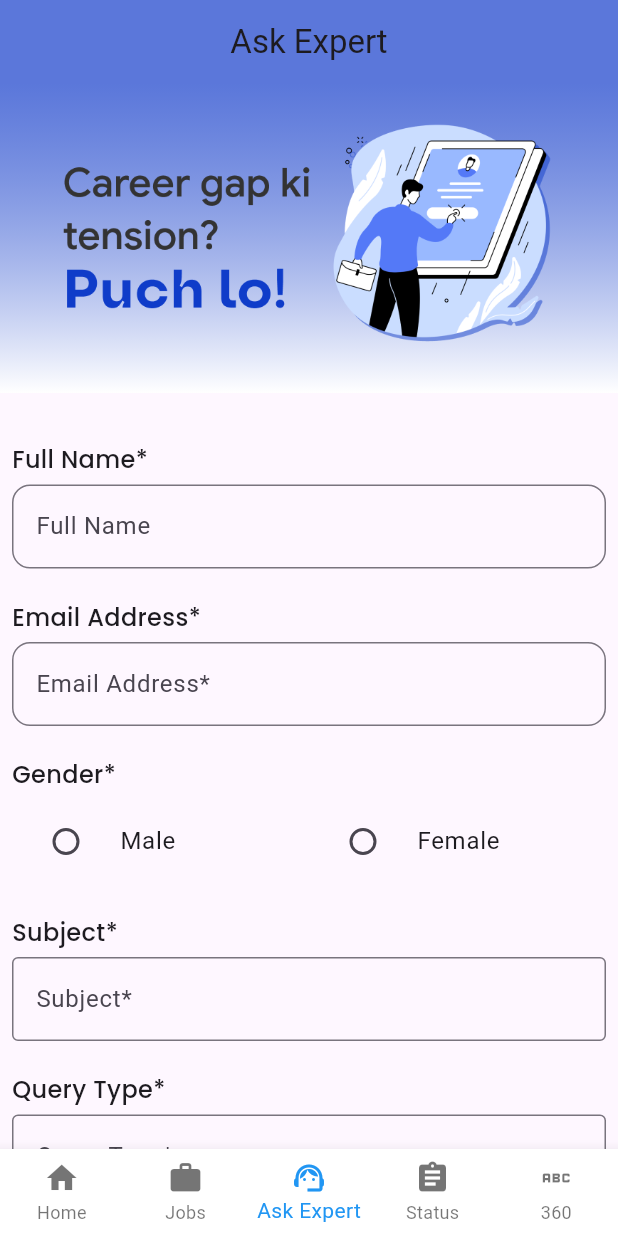
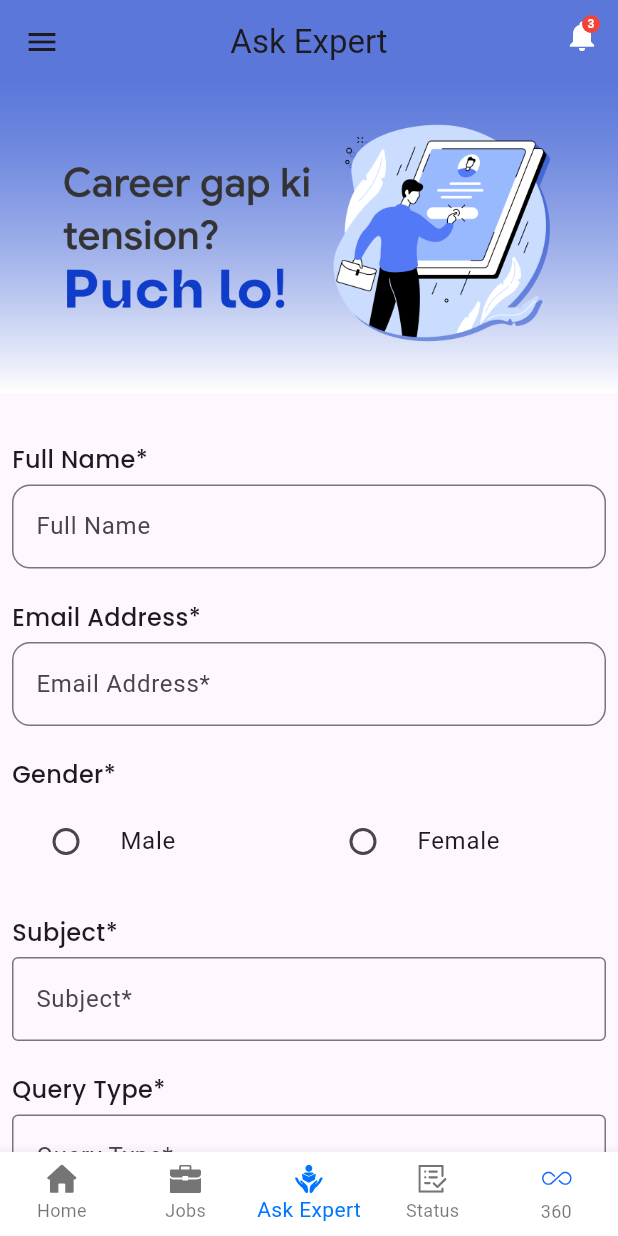
Before and after one commit to Shannu3766/Hiremi, a Flutter app: the screen it shows after launch, item 3 of the bottom bar chosen, on a phone screen of 412 x 824 dp. Run offline on Flutter 3.47's test engine with Material 3 defaults, Android fonts, the phone set to English and light mode, and no system bars; drawn by our look-alikes of carousel_slider; our stand-ins replace flutter_svg, google_fonts; missing offline and left inert: gif.

Commit message:
Updated ui

```diff
--- a/lib/Screens/BottomNavigation.dart
+++ b/lib/Screens/BottomNavigation.dart
@@ -1,4 +1,5 @@
 import 'package:flutter/material.dart';
+import 'package:flutter_svg/svg.dart';
 import 'package:hiremi/Screens/askexpert.dart';
 import 'package:hiremi/Screens/drawer.dart';
 import 'package:hiremi/Screens/jobs.dart';
@@ -22,7 +23,6 @@ class _NavigationState extends State<Navigation> {
     Jobs_Screen(
       index: 1,
     ),
-    // Center(child: Text('Search Screen', style: TextStyle(fontSize: 24))),
     QueryFormScreen(),
     Statusscreen(),
     Settings()
@@ -31,7 +31,6 @@ class _NavigationState extends State<Navigation> {
   @override
   Widget build(BuildContext context) {
     return Scaffold(
-      // drawer: DrawerWidget(),
       body: _screens[widget.currentindex], // Display the selected screen
       bottomNavigationBar: BottomNavigationBar(
         currentIndex: widget.currentindex,
@@ -42,29 +41,57 @@ class _NavigationState extends State<Navigation> {
         },
         type: BottomNavigationBarType.fixed,
         backgroundColor: Colors.white,
-        selectedItemColor: Colors.blue,
-        unselectedItemColor: Colors.black54,
+        selectedItemColor:
+            Color.fromARGB(255, 0, 117, 255), // Selected icon color
+        unselectedItemColor: Colors.black54, // Unselected icon color
         showSelectedLabels: true,
         showUnselectedLabels: true,
         items: [
           BottomNavigationBarItem(
-            icon: Icon(Icons.home),
+            icon: SvgPicture.asset(
+              'assets/naviagtion/home.svg',
+              color: widget.currentindex == 0
+                  ? Color.fromARGB(255, 0, 117, 255)
+                  : Colors.black54, // Adjust color based on selection
+              fit: BoxFit.contain,
+            ),
             label: 'Home',
           ),
           BottomNavigationBarItem(
-            icon: Icon(Icons.work),
+            icon: SvgPicture.asset(
+              'assets/naviagtion/jobs.svg',
+              color: widget.currentindex == 1
+                  ? Color.fromARGB(255, 0, 117, 255)
+                  : Colors.black54, // Adjust color based on selection
+              fit: BoxFit.contain,
+            ),
             label: 'Jobs',
           ),
           BottomNavigationBarItem(
-            icon: Icon(Icons.support_agent),
+            icon: SvgPicture.asset(
+              'assets/naviagtion/Group.svg',
+              color: widget.currentindex == 2
+                  ? Color.fromARGB(255, 0, 117, 255)
+                  : Colors.black54, // Adjust color based on selection
+              fit: BoxFit.contain,
+            ),
             label: 'Ask Expert',
           ),
           BottomNavigationBarItem(
-            icon: Icon(Icons.assignment),
+            icon: SvgPicture.asset(
+              'assets/naviagtion/status.svg',
+              color: widget.currentindex == 3
+                  ? Color.fromARGB(255, 0, 117, 255)
+                  : Colors.black54, // Adjust color based on selection
+              fit: BoxFit.contain,
+            ),
             label: 'Status',
           ),
           BottomNavigationBarItem(
-            icon: Icon(Icons.abc),
+            icon: SvgPicture.asset(
+              'assets/naviagtion/360.svg',
+              fit: BoxFit.contain,
+            ),
             label: '360',
           ),
         ],
@@ -72,6 +99,3 @@ class _NavigationState extends State<Navigation> {
     );
   }
 }
-
-
-//
--- a/lib/Screens/askexpert.dart
+++ b/lib/Screens/askexpert.dart
@@ -1,6 +1,8 @@
 import 'package:carousel_slider/carousel_slider.dart';
 import 'package:flutter/material.dart';
 import 'package:google_fonts/google_fonts.dart';
+import 'package:hiremi/Screens/drawer.dart';
+import 'package:hiremi/widgets/Notificationbutton.dart';
 
 class QueryFormScreen extends StatefulWidget {
   @override
@@ -10,15 +12,25 @@ class QueryFormScreen extends StatefulWidget {
 class _QueryFormScreenState extends State<QueryFormScreen> {
   final _formKey = GlobalKey<FormState>();
   String? _selectedGender;
-  String? _queryType;
 
   @override
   Widget build(BuildContext context) {
     return Scaffold(
+      drawer: DrawerWidget(),
       appBar: AppBar(
         title: Text('Ask Expert'),
         centerTitle: true,
         backgroundColor: const Color.fromARGB(174, 15, 60, 201),
+        actions: [
+          Column(
+            children: [
+              Notificationbutton(
+                outlinecolor: Colors.white,
+                icon: Icons.notifications,
+              )
+            ],
+          )
+        ],
       ),
       body: SingleChildScrollView(
         child: Column(
@@ -162,9 +174,7 @@ class _QueryFormScreenState extends State<QueryFormScreen> {
                           ),
                         ],
                         onChanged: (value) {
-                          setState(() {
-                            _queryType = value;
-                          });
+                          setState(() {});
                         },
                         validator: (value) {
                           if (value == null) {
--- a/lib/Screens/verified_home.dart
+++ b/lib/Screens/verified_home.dart
@@ -33,7 +33,7 @@ class _HomeScreenState extends State<HomeScreen> {
               Container(
                 width: double.infinity,
                 decoration: BoxDecoration(
-                  color: Color.fromARGB(255, 1, 136, 234),
+                  color: Color.fromARGB(255, 16, 60, 201),
                   // borderRadius: BorderRadius.circular(10),
                 ),
                 child: Padding(
@@ -101,7 +101,9 @@ class _HomeScreenState extends State<HomeScreen> {
                       borderRadius: BorderRadius.circular(68),
                     ),
                   ),
-                  onPressed: () {},
+                  onPressed: () {
+                    Navigator.of(context).pop();
+                  },
                   child: Text("Continue")),
             ],
           ),
--- a/lib/main.dart
+++ b/lib/main.dart
@@ -13,7 +13,7 @@ class MyApp extends StatelessWidget {
   Widget build(BuildContext context) {
     return MaterialApp(
       title: 'Flutter Demo',
-      home: Navigation(currentindex: 1),
+      home: Navigation(currentindex: 0),
     );
   }
 }
--- a/pubspec.yaml
+++ b/pubspec.yaml
@@ -95,6 +95,11 @@ flutter:
       - assets/icons/work.png
       - assets/icons/target.png
       - assets/icons/avg_pace.png
+      - assets/naviagtion/360.svg
+      - assets/naviagtion/Group.svg
+      - assets/naviagtion/home.svg
+      - assets/naviagtion/jobs.svg
+      - assets/naviagtion/status.svg
   #   - images/a_dot_burr.jpeg
   #   - images/a_dot_ham.jpeg
 
```
Also changed, not shown: lib/Screens/chatscreen.dart (added, +194 -0 lines), lib/Screens/settings.dart (+11 -0 lines), lib/widgets/submissionstatus.dart (+14 -5 lines), assets/naviagtion/360.svg (added), assets/naviagtion/Group.svg (added), assets/naviagtion/home.svg (added), assets/naviagtion/jobs.svg (added), assets/naviagtion/status.svg (added).
